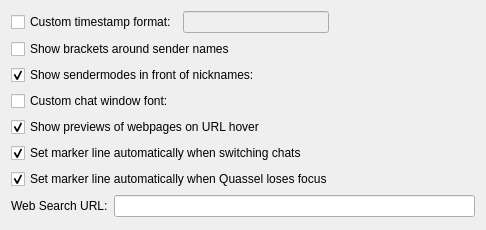
Old version of the form src/qtui/settingspages/chatviewsettingspage.ui in the repository quassel/quassel.
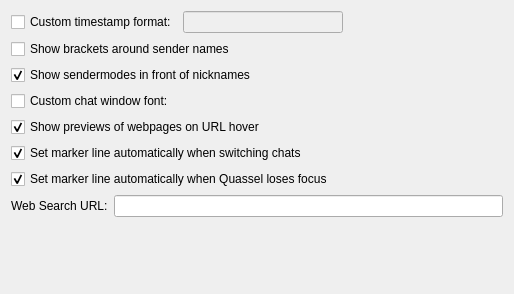
New version of the form. Custom widgets are drawn as their Qt base class.

Commit message:
Only enable sender prefix option if the core supports the feature
Closes GH-309.

What changed in the file:
```diff
--- a/src/qtui/settingspages/chatviewsettingspage.ui
+++ b/src/qtui/settingspages/chatviewsettingspage.ui
@@ -6,8 +6,8 @@
    <rect>
     <x>0</x>
     <y>0</y>
-    <width>486</width>
-    <height>230</height>
+    <width>514</width>
+    <height>294</height>
    </rect>
   </property>
   <property name="windowTitle">
@@ -98,7 +98,7 @@
       <string>Shows the modes of senders before their name (e.g. @, +)</string>
      </property>
      <property name="text">
-      <string>Show sendermodes in front of nicknames:</string>
+      <string>Show sendermodes in front of nicknames</string>
      </property>
      <property name="checked">
       <bool>true</bool>
```
The commit also changes 1 other file.
